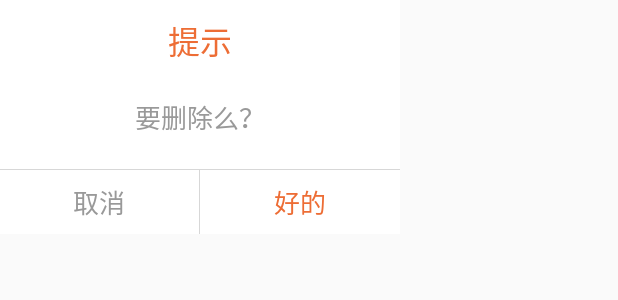
After one commit to Conways/Demo, an Android app: the layout dialog_delete_item.xml on its own in the app's theme, with its tools: preview values and no code run, on a phone screen of 412 x 824 dp. The commit adds this screen. Shown: the top 300 px of the screen. Run offline under Robolectric (Android 15) with nearby library versions, the phone set to English and light mode, and no system bars.

Commit message:
添加数据库删除功能

```diff
--- a/app/src/main/java/com/conways/demo/home/firstmenu/bloodpressure/BPService.java
+++ b/app/src/main/java/com/conways/demo/home/firstmenu/bloodpressure/BPService.java
@@ -93,6 +93,7 @@ public class BPService extends Service {
                 case BluetoothProfile.STATE_CONNECTED:
                     LogUtils.d("BPService", "连接建立");
                     connect = true;
+                    bluetoothGatt.discoverServices();
                     broadcast(BPContants.ACTION_STATE_CONNECT);
                     break;
                 case BluetoothProfile.STATE_DISCONNECTED:
--- a/app/src/main/java/com/conways/demo/home/firstmenu/sqlite/UserListAdapter.java
+++ b/app/src/main/java/com/conways/demo/home/firstmenu/sqlite/UserListAdapter.java
@@ -56,6 +56,7 @@ public class UserListAdapter extends RecyclerView.Adapter<UserListAdapter.Holder
         return new Holder(view);
     }
 
+
     @Override
     public int getItemCount() {
         return list.size();
--- /dev/null
+++ b/app/src/main/res/layout/dialog_delete_item.xml
@@ -0,0 +1,64 @@
+<?xml version="1.0" encoding="utf-8"?>
+<LinearLayout xmlns:android="http://schemas.android.com/apk/res/android"
+              android:layout_width="wrap_content"
+              android:layout_height="wrap_content"
+              android:background="@color/white"
+              android:gravity="center_horizontal"
+              android:orientation="vertical">
+
+    <TextView
+        android:layout_width="@dimen/w480"
+        android:layout_height="wrap_content"
+        android:layout_marginTop="@dimen/h20"
+        android:gravity="center"
+        android:text="@string/dialog_title"
+        android:textColor="@color/main_color"
+        android:textSize="@dimen/title_size"/>
+
+    <TextView
+        android:layout_width="wrap_content"
+        android:layout_height="wrap_content"
+        android:layout_marginTop="@dimen/h40"
+        android:text="@string/dialog_body"
+        android:textColor="@color/gray_main"
+        android:textSize="@dimen/read_long_size"/>
+
+    <View
+        android:layout_width="match_parent"
+        android:layout_height="1px"
+        android:layout_marginTop="@dimen/h40"
+        android:background="@color/gray_line"/>
+
+
+    <LinearLayout
+        android:layout_width="match_parent"
+        android:layout_height="@dimen/h80"
+        android:orientation="horizontal">
+
+        <TextView
+            android:id="@+id/dialog_delete_item_cancel"
+            android:layout_width="0dp"
+            android:layout_height="match_parent"
+            android:layout_weight="1"
+            android:gravity="center"
+            android:text="@string/dialog_bt_cancel"
+            android:textColor="@color/gray_main"
+            android:textSize="@dimen/read_long_size"/>
+
+        <View
+            android:layout_width="1px"
+            android:layout_height="match_parent"
+            android:background="@color/gray_line"/>
+
+        <TextView
+            android:id="@+id/dialog_delete_item_ok"
+            android:layout_width="0dp"
+            android:layout_height="match_parent"
+            android:layout_weight="1"
+            android:gravity="center"
+            android:text="@string/dialog_bt_ok"
+            android:textColor="@color/main_color"
+            android:textSize="@dimen/read_long_size"/>
+    </LinearLayout>
+
+</LinearLayout>
--- /dev/null
+++ b/app/src/main/res/layout/line.xml
@@ -0,0 +1,5 @@
+<?xml version="1.0" encoding="utf-8"?>
+<View xmlns:android="http://schemas.android.com/apk/res/android"
+      android:layout_width="match_parent"
+      android:layout_height="1px"
+      android:background="@color/gray_line"/>
--- a/app/src/main/res/values/strings.xml
+++ b/app/src/main/res/values/strings.xml
@@ -62,5 +62,12 @@
     <string name="adduser_save_seccuss">保存成功</string>
     <string name="adduser_save_failed">保存失败</string>
 
+    <!--提示框-->
+
+    <string name="dialog_title">提示</string>
+    <string name="dialog_body">要删除么？</string>
+    <string name="dialog_bt_ok">好的</string>
+    <string name="dialog_bt_cancel">取消</string>
+
 
 </resources>
```
Also changed, not shown: app/src/main/java/com/conways/demo/home/firstmenu/sqlite/DbDao.java (+16 -1 lines), app/src/main/java/com/conways/demo/home/firstmenu/sqlite/SqliteActivity.java (+46 -1 lines).
